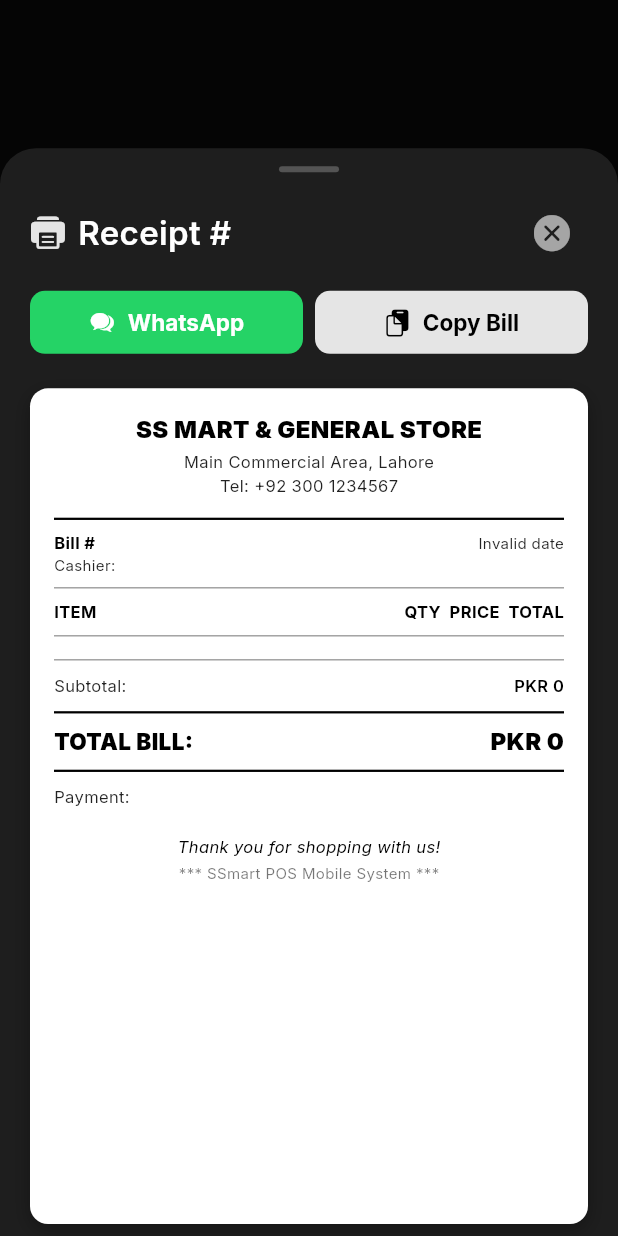
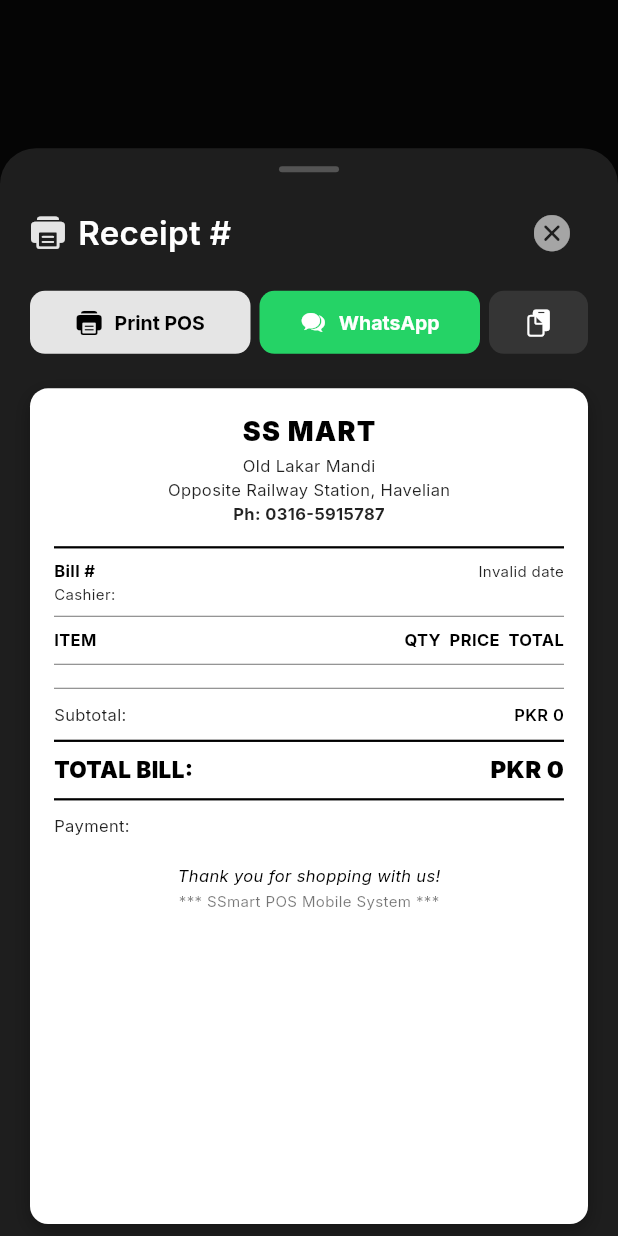
Before and after one commit to SaimSuhailQu/ssmart-pos, a Flutter app: what showReceiptDialog() shows on an empty page, opened directly with empty values, on a phone screen of 412 x 824 dp. Run offline on Flutter 3.47's test engine with Material 3 defaults, Android fonts, the phone set to English and light mode, and no system bars; our stand-ins replace firebase_auth, firebase_core, firebase_database, fl_chart, flutter_dotenv, google_fonts; missing offline and left inert: mobile_scanner; accounts and stored records are empty.

Commit message:
Fix receipt store details, location and number, add remote printing from mobile to desktop printer

```diff
--- a/flutter_admin_app/lib/core/constants/firebase_constants.dart
+++ b/flutter_admin_app/lib/core/constants/firebase_constants.dart
@@ -17,6 +17,7 @@
   static const String purchaseOrders = 'purchase_orders';
   static const String cashierSessions = 'cashier_sessions';
   static const String users = 'users';
+  static const String printRequests = 'print_requests';
 
   /// Get sales path by ID
   static String saleById(String saleId) => '$sales/$saleId';
--- a/flutter_admin_app/lib/core/utils/receipt_printer_helper.dart
+++ b/flutter_admin_app/lib/core/utils/receipt_printer_helper.dart
@@ -11,9 +11,9 @@
   /// Generate 58mm / 80mm ESC-POS style text representation of a sale
   static String generateTextReceipt({
     required Sale sale,
-    String storeName = 'SS MART & GENERAL STORE',
-    String storeAddress = 'Main Commercial Area, Lahore',
-    String storePhone = '+92 300 1234567',
+    String storeName = 'SS MART',
+    String storeAddress = 'Old Lakar Mandi, Opposite Railway Station, Havelian',
+    String storePhone = '0316-5915787',
   }) {
     final buffer = StringBuffer();
     final width = 38; // 58mm standard character width
@@ -34,13 +34,14 @@
     }
 
     buffer.writeln(center(storeName));
-    buffer.writeln(center(storeAddress));
-    buffer.writeln(center('Tel: $storePhone'));
+    buffer.writeln(center('Old Lakar Mandi'));
+    buffer.writeln(center('Opposite Railway Station, Havelian'));
+    buffer.writeln(center('Ph: $storePhone'));
     buffer.writeln(line());
-    buffer.writeln(formatRow('Receipt #: ${sale.id}', 'POS-1'));
+    buffer.writeln(formatRow('Inv #: ${sale.id}', ''));
     buffer.writeln(formatRow('Date: ${sale.timestamp.length >= 16 ? sale.timestamp.substring(0, 16) : sale.timestamp}', ''));
     if (sale.userName != null && sale.userName!.isNotEmpty) {
-      buffer.writeln(formatRow('Cashier: ${sale.userName}', ''));
+      buffer.writeln(formatRow('User: ${sale.userName}', ''));
     }
     buffer.writeln(dashedLine());
     buffer.writeln(formatRow('ITEM', 'QTY  PRICE  TOTAL'));
@@ -75,9 +76,8 @@
     }
 
     buffer.writeln(dashedLine());
-    buffer.writeln(center('Thank you for shopping at SS Mart!'));
-    buffer.writeln(center('Goods once sold are returnable within 3 days'));
-    buffer.writeln(center('*** SSmart POS System ***'));
+    buffer.writeln(center('THANKS FOR YOUR VISIT'));
+    buffer.writeln(center('Software Developed By: SSQ'));
 
     return buffer.toString();
   }
@@ -137,6 +137,34 @@
               padding: const EdgeInsets.symmetric(horizontal: 20, vertical: 4),
               child: Row(
                 children: [
+                  // Print from computer connected printer
+                  Expanded(
+                    child: ElevatedButton.icon(
+                      style: ElevatedButton.styleFrom(
+                        backgroundColor: AppTheme.primaryCyan,
+                        foregroundColor: Colors.black,
+                        shape: RoundedRectangleBorder(borderRadius: BorderRadius.circular(10)),
+                      ),
+                      icon: const Icon(CupertinoIcons.printer_fill, size: 18),
+                      label: const Text('Print POS', style: TextStyle(fontWeight: FontWeight.bold, fontSize: 13)),
+                      onPressed: () async {
+                        try {
+                          await ctx.read<FirebaseService>().requestRemotePrint(sale: sale);
+                          ScaffoldMessenger.of(ctx).showSnackBar(
+                            const SnackBar(
+                              content: Text('🖨️ Sent print command to computer printer!'),
+                              backgroundColor: AppTheme.successGreen,
+                            ),
+                          );
+                        } catch (e) {
+                          ScaffoldMessenger.of(ctx).showSnackBar(
+                            SnackBar(content: Text('Print error: $e'), backgroundColor: AppTheme.errorRed),
+                          );
+                        }
+                      },
+                    ),
+                  ),
+                  const SizedBox(width: 6),
                   Expanded(
                     child: ElevatedButton.icon(
                       style: ElevatedButton.styleFrom(
@@ -145,27 +173,24 @@
                         shape: RoundedRectangleBorder(borderRadius: BorderRadius.circular(10)),
                       ),
                       icon: const Icon(CupertinoIcons.chat_bubble_2_fill, size: 18),
-                      label: const Text('WhatsApp', style: TextStyle(fontWeight: FontWeight.bold)),
+                      label: const Text('WhatsApp', style: TextStyle(fontWeight: FontWeight.bold, fontSize: 13)),
                       onPressed: () => _promptWhatsApp(ctx, sale),
                     ),
                   ),
-                  const SizedBox(width: 8),
-                  Expanded(
-                    child: ElevatedButton.icon(
+                  const SizedBox(width: 6),
+                  ElevatedButton(
                     style: ElevatedButton.styleFrom(
-                        backgroundColor: AppTheme.primaryCyan,
-                        foregroundColor: Colors.black,
+                      backgroundColor: Colors.white10,
+                      foregroundColor: Colors.white,
                       shape: RoundedRectangleBorder(borderRadius: BorderRadius.circular(10)),
                     ),
-                      icon: const Icon(CupertinoIcons.doc_on_clipboard, size: 18),
-                      label: const Text('Copy Bill', style: TextStyle(fontWeight: FontWeight.bold)),
                     onPressed: () {
                       Clipboard.setData(ClipboardData(text: textReceipt));
                       ScaffoldMessenger.of(ctx).showSnackBar(
-                          const SnackBar(content: Text('Receipt text copied to clipboard!')),
+                        const SnackBar(content: Text('Receipt text copied!')),
                       );
                     },
-                    ),
+                    child: const Icon(CupertinoIcons.doc_on_clipboard, size: 18),
                   ),
                 ],
               ),
@@ -197,12 +222,13 @@
                         child: Column(
                           children: [
                             Text(
-                              'SS MART & GENERAL STORE',
-                              style: TextStyle(color: Colors.black, fontWeight: FontWeight.w900, fontSize: 16),
+                              'SS MART',
+                              style: TextStyle(color: Colors.black, fontWeight: FontWeight.w900, fontSize: 18, letterSpacing: 0.8),
                             ),
                             SizedBox(height: 2),
-                            Text('Main Commercial Area, Lahore', style: TextStyle(color: Colors.black87, fontSize: 11)),
-                            Text('Tel: +92 300 1234567', style: TextStyle(color: Colors.black87, fontSize: 11)),
+                            Text('Old Lakar Mandi', style: TextStyle(color: Colors.black87, fontSize: 11)),
+                            Text('Opposite Railway Station, Havelian', style: TextStyle(color: Colors.black87, fontSize: 11)),
+                            Text('Ph: 0316-5915787', style: TextStyle(color: Colors.black87, fontSize: 11, fontWeight: FontWeight.bold)),
                             SizedBox(height: 6),
                             Divider(color: Colors.black, thickness: 1.5),
                           ],
```
Also changed, not shown: flutter_admin_app/lib/services/firebase_service.dart (+36 -0 lines), 1 other file. Lines whose indentation alone changed are shown as unchanged.
